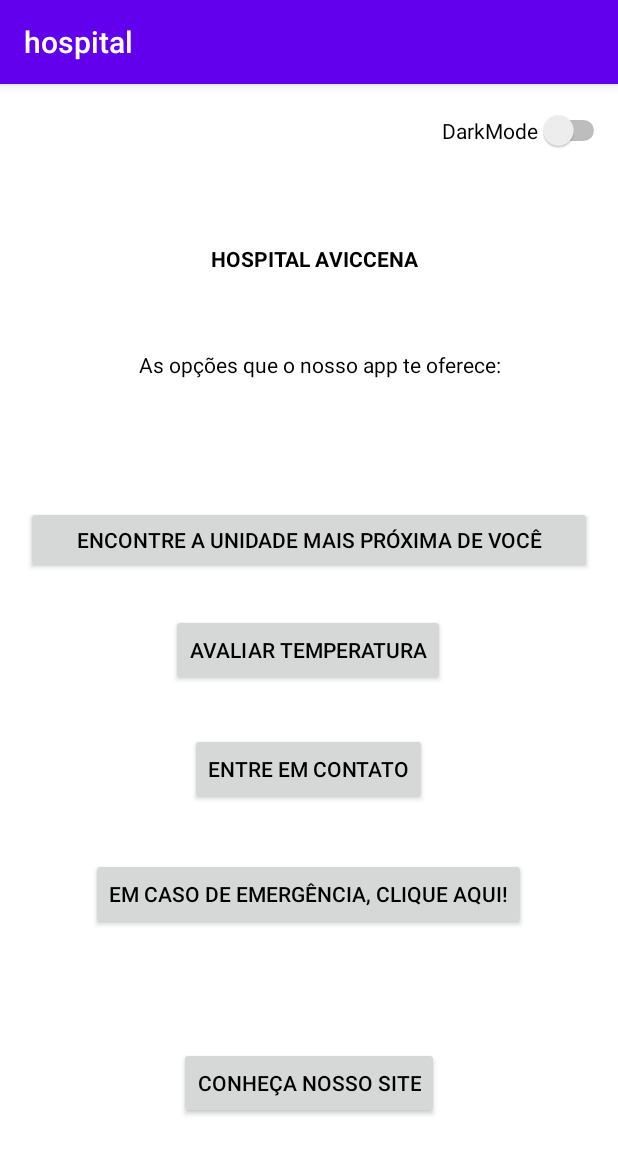
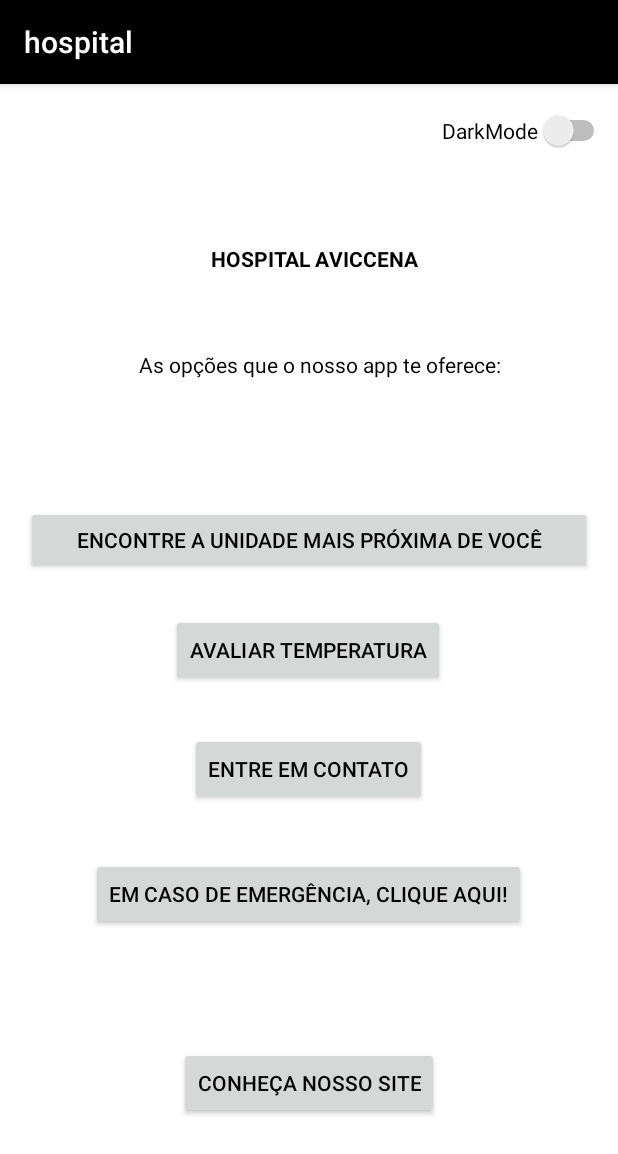
Before and after one commit to MarceloBuch/hospital-app-v2, an Android app: the screen it shows after launch (MainActivity), on a phone screen of 412 x 824 dp. Shown: the top 1154 px of the screen. Run offline under Robolectric (Android 15) with nearby library versions, the phone set to English and light mode, and no system bars; 2 statements that could not run were skipped.

```diff
--- a/app/src/main/res/values/colors.xml
+++ b/app/src/main/res/values/colors.xml
@@ -1,15 +1,16 @@
 <?xml version="1.0" encoding="utf-8"?>
 <resources>
-    <color name="colorPrimary">#6200EE</color>
+    <color name="colorPrimary">#000000</color>
     <color name="colorPrimaryDark">#3700B3</color>
     <color name="colorAccent">#03DAC5</color>
-    <color name="colorPrimaryNight">#000000</color>
+    <color name="colorPrimaryNight">#7234FF</color>
     <color name="colorPrimaryDarkNight">#7234FF</color>
     <color name="colorAccentNight">#00FFE6</color>
     <color name="primaryText">#000000</color>
     <color name="secundaryText">#1a1a1a</color>
     <color name="primaryTextNight">#ffffff</color>
     <color name="secundaryTextNight">#cfcfcf</color>
+    <color name="buttonText">#000000</color>
     <color name="cardBG">#ffffff</color>
     <color name="cardBGNight">#1a1a1a</color>
 </resources>
```
Also changed, not shown: app/src/main/java/com/example/hospital/MainActivity.java (+5 -15 lines).
